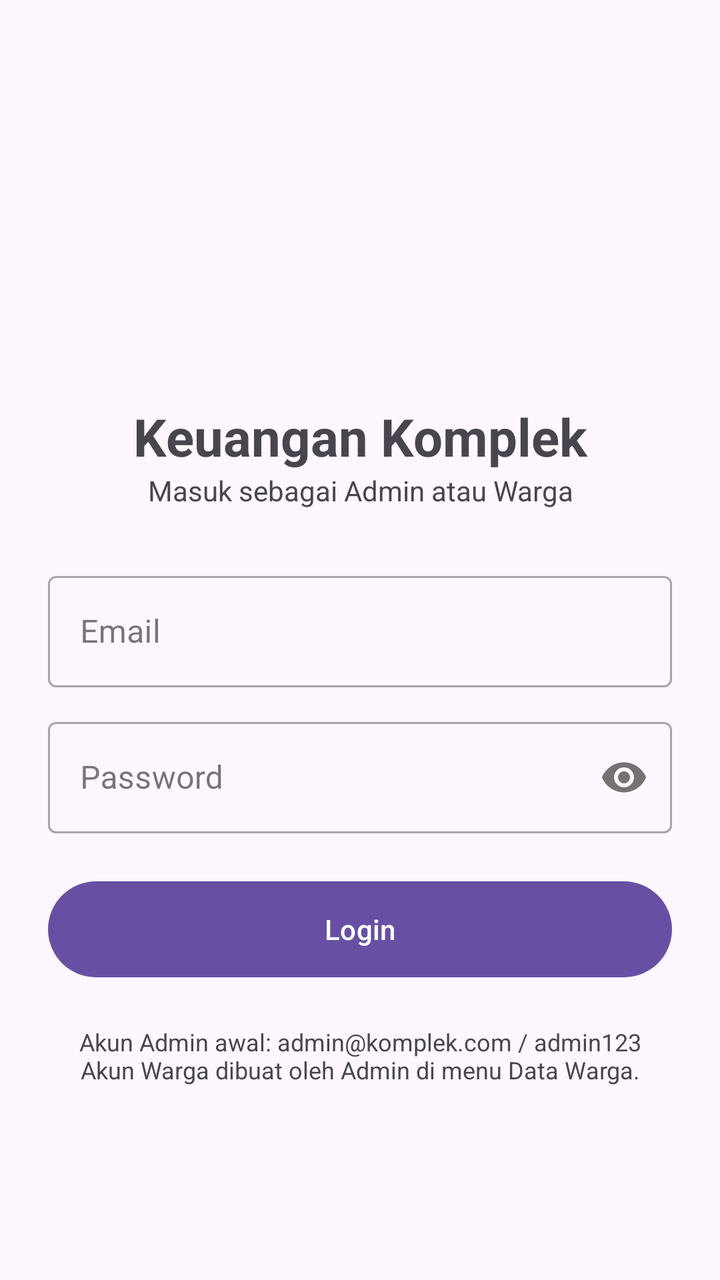
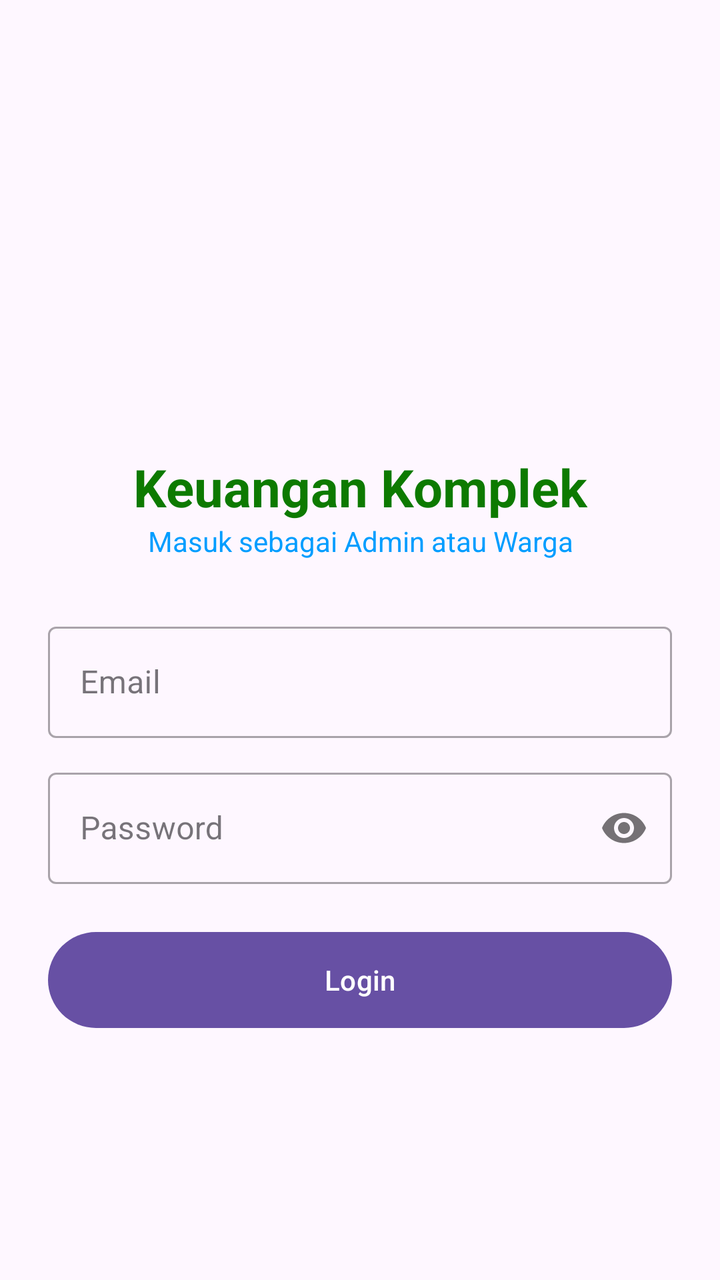

Screens rendered from an Android XML layout before and after an edit, with the pre-edit source and the edit as a unified diff.
<!-- AndroidManifest.xml: application theme Theme.ApkKeuanganKomplek -->
<!-- res/layout/activity_login.xml -->
<?xml version="1.0" encoding="utf-8"?>
<ScrollView xmlns:android="http://schemas.android.com/apk/res/android"
    android:layout_width="match_parent"
    android:layout_height="match_parent"
    android:fillViewport="true">

    <LinearLayout
        android:layout_width="match_parent"
        android:layout_height="wrap_content"
        android:gravity="center_vertical"
        android:orientation="vertical"
        android:padding="24dp">

        <ImageView
            android:layout_width="88dp"
            android:layout_height="88dp"
            android:layout_gravity="center_horizontal"
            android:src="@mipmap/ic_launcher_round" />

        <TextView
            android:layout_width="match_parent"
            android:layout_height="wrap_content"
            android:layout_marginTop="16dp"
            android:gravity="center"
            android:text="Keuangan Komplek"
            android:textColor="@color/primary"
            android:textSize="26sp"
            android:textStyle="bold" />

        <TextView
            android:layout_width="match_parent"
            android:layout_height="wrap_content"
            android:layout_marginBottom="28dp"
            android:gravity="center"
            android:text="Masuk sebagai Admin atau Warga"
            android:textColor="@color/text_secondary" />

        <com.google.android.material.textfield.TextInputLayout
            style="@style/Widget.MaterialComponents.TextInputLayout.OutlinedBox"
            android:layout_width="match_parent"
            android:layout_height="wrap_content"
            android:hint="Email">

            <com.google.android.material.textfield.TextInputEditText
                android:id="@+id/etEmail"
                android:layout_width="match_parent"
                android:layout_height="wrap_content"
                android:inputType="textEmailAddress" />
        </com.google.android.material.textfield.TextInputLayout>

        <com.google.android.material.textfield.TextInputLayout
            style="@style/Widget.MaterialComponents.TextInputLayout.OutlinedBox"
            android:layout_width="match_parent"
            android:layout_height="wrap_content"
            android:layout_marginTop="12dp"
            android:hint="Password"
            app:passwordToggleEnabled="true"
            xmlns:app="http://schemas.android.com/apk/res-auto">

            <com.google.android.material.textfield.TextInputEditText
                android:id="@+id/etPassword"
                android:layout_width="match_parent"
                android:layout_height="wrap_content"
                android:inputType="textPassword" />
        </com.google.android.material.textfield.TextInputLayout>

        <Button
            android:id="@+id/btnLogin"
            android:layout_width="match_parent"
            android:layout_height="56dp"
            android:layout_marginTop="20dp"
            android:text="Login" />

        <TextView
            android:layout_width="match_parent"
            android:layout_height="wrap_content"
            android:layout_marginTop="20dp"
            android:gravity="center"
            android:text="Akun Admin awal: admin@komplek.com / admin123\nAkun Warga dibuat oleh Admin di menu Data Warga."
            android:textColor="@color/text_secondary"
            android:textSize="12sp" />
    </LinearLayout>
</ScrollView>
<!-- resources referenced by this layout -->
<resources>
  <!-- mipmap ic_launcher_round (mipmap-anydpi-v26) -->
  <?xml version="1.0" encoding="utf-8"?>
  <adaptive-icon xmlns:android="http://schemas.android.com/apk/res/android">
      <background android:drawable="@drawable/ic_launcher_background"/>
      <foreground android:drawable="@mipmap/ic_launcher_foreground"/>
      <monochrome android:drawable="@mipmap/ic_launcher_foreground"/>
  </adaptive-icon>
  <style name="Theme.ApkKeuanganKomplek" parent="Base.Theme.ApkKeuanganKomplek" />
  <!-- drawable ic_launcher_background: vector/xml drawable (drawable, 4866 chars, omitted) -->
  <style name="Base.Theme.ApkKeuanganKomplek" parent="Theme.Material3.DayNight.NoActionBar">
          
          
      </style>
</resources>

<!-- the commit's change to res/layout/activity_login.xml (unified diff, before → after) -->
@@ -23,7 +23,7 @@
             android:layout_marginTop="16dp"
             android:gravity="center"
             android:text="Keuangan Komplek"
-            android:textColor="@color/primary"
+            android:textColor="#0D7A00"
             android:textSize="26sp"
             android:textStyle="bold" />
 
@@ -33,7 +33,7 @@
             android:layout_marginBottom="28dp"
             android:gravity="center"
             android:text="Masuk sebagai Admin atau Warga"
-            android:textColor="@color/text_secondary" />
+            android:textColor="#009DFF" />
 
         <com.google.android.material.textfield.TextInputLayout
             style="@style/Widget.MaterialComponents.TextInputLayout.OutlinedBox"
@@ -71,13 +71,13 @@
             android:layout_marginTop="20dp"
             android:text="Login" />
 
-        <TextView
-            android:layout_width="match_parent"
-            android:layout_height="wrap_content"
-            android:layout_marginTop="20dp"
-            android:gravity="center"
-            android:text="Akun Admin awal: admin@komplek.com / admin123\nAkun Warga dibuat oleh Admin di menu Data Warga."
-            android:textColor="@color/text_secondary"
-            android:textSize="12sp" />
+
+
+
+
+
+
+
+
     </LinearLayout>
 </ScrollView>
